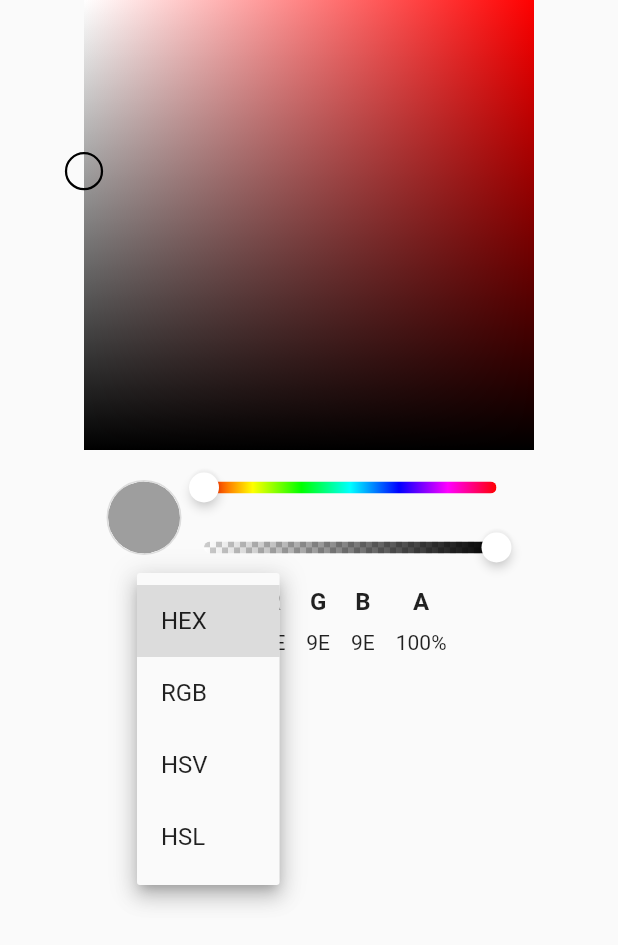
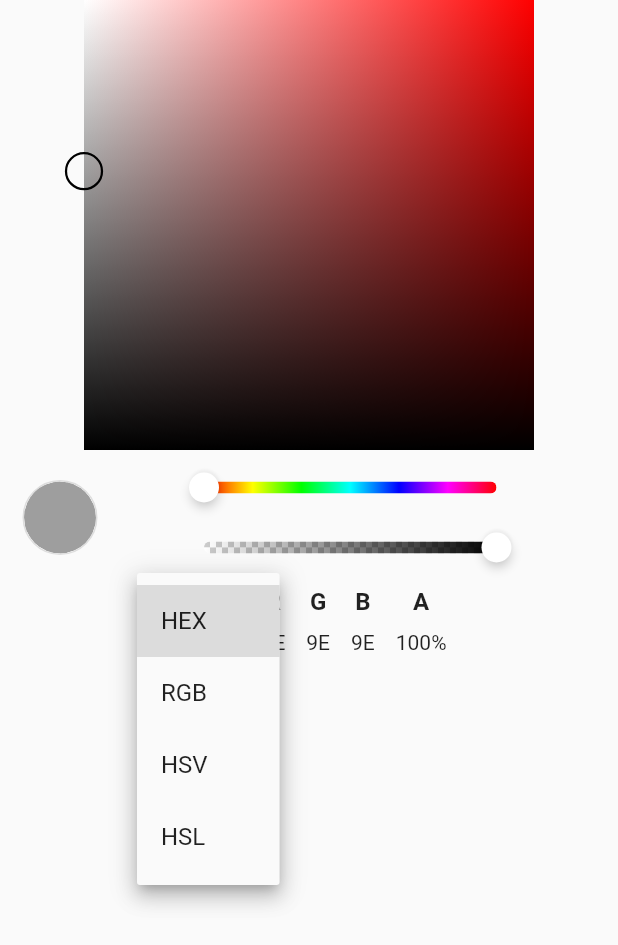
Before and after one commit to mchome/flutter_colorpicker, a Flutter app: the ColorPicker widget shown alone on an empty page, opened directly with empty values, after a tap on "HEX", on a phone screen of 412 x 824 dp. Shown: the top 945 px of the screen. Run offline on Flutter 3.47's test engine with Material 2 defaults, Android fonts, the phone set to English and light mode, and no system bars.

Commit message:
[#10] fix overflow slider

```diff
--- a/example/lib/main.dart
+++ b/example/lib/main.dart
@@ -47,12 +47,13 @@ class _MyAppState extends State<MyApp> {
                         contentPadding: const EdgeInsets.all(0.0),
                         content: SingleChildScrollView(
                           child: ColorPicker(
-                            currentColor,
-                            changeColor,
+                            pickerColor: currentColor,
+                            onColorChanged: changeColor,
                             colorPickerWidth: 300.0,
                             pickerAreaHeightPercent: 0.7,
                             enableAlpha: true,
                             displayThumbColor: true,
+                            enableLabel: true,
                             paletteType: PaletteType.hsv,
                           ),
                         ),
--- a/lib/flutter_colorpicker.dart
+++ b/lib/flutter_colorpicker.dart
@@ -9,9 +9,9 @@ import 'package:flutter_colorpicker/hsv_picker.dart';
 export 'package:flutter_colorpicker/hsv_picker.dart';
 
 class ColorPicker extends StatefulWidget {
-  const ColorPicker(
-    this.color,
-    this.onColorChanged, {
+  const ColorPicker({
+    @required this.pickerColor,
+    @required this.onColorChanged,
     this.paletteType: PaletteType.hsv,
     this.enableAlpha: true,
     this.enableLabel: true,
@@ -20,7 +20,7 @@ class ColorPicker extends StatefulWidget {
     this.pickerAreaHeightPercent: 1.0,
   });
 
-  final Color color;
+  final Color pickerColor;
   final ValueChanged<Color> onColorChanged;
   final PaletteType paletteType;
   final bool enableAlpha;
@@ -39,13 +39,13 @@ class _ColorPickerState extends State<ColorPicker> {
   @override
   void initState() {
     super.initState();
-    currentHsvColor = HSVColor.fromColor(widget.color);
+    currentHsvColor = HSVColor.fromColor(widget.pickerColor);
   }
 
   @override
   void didUpdateWidget(ColorPicker oldWidget) {
     super.didUpdateWidget(oldWidget);
-    currentHsvColor = HSVColor.fromColor(widget.color);
+    currentHsvColor = HSVColor.fromColor(widget.pickerColor);
   }
 
   @override
@@ -67,11 +67,12 @@ class _ColorPickerState extends State<ColorPicker> {
               mainAxisAlignment: MainAxisAlignment.center,
               children: <Widget>[
                 ColorIndicator(currentHsvColor),
-                Column(
+                Expanded(
+                  child: Column(
                     children: <Widget>[
                       SizedBox(
                         height: 40.0,
-                      width: 225.0,
+                        width: widget.colorPickerWidth - 75.0,
                         child: ColorPickerSlider(
                           TrackType.hue,
                           currentHsvColor,
@@ -85,14 +86,14 @@ class _ColorPickerState extends State<ColorPicker> {
                       widget.enableAlpha
                           ? SizedBox(
                               height: 40.0,
-                            width: 225.0,
+                              width: widget.colorPickerWidth - 75.0,
                               child: ColorPickerSlider(
                                 TrackType.alpha,
                                 currentHsvColor,
                                 (HSVColor color) {
                                   setState(() => currentHsvColor = color);
-                                widget
-                                    .onColorChanged(currentHsvColor.toColor());
+                                  widget.onColorChanged(
+                                      currentHsvColor.toColor());
                                 },
                                 displayThumbColor: widget.displayThumbColor,
                               ),
@@ -100,10 +101,11 @@ class _ColorPickerState extends State<ColorPicker> {
                           : SizedBox(),
                     ],
                   ),
+                ),
               ],
             ),
           ),
-          widget.enableAlpha ? ColorPickerLabel(currentHsvColor) : SizedBox(),
+          widget.enableLabel ? ColorPickerLabel(currentHsvColor) : SizedBox(),
           SizedBox(height: 20.0),
         ],
       );
@@ -163,7 +165,7 @@ class _ColorPickerState extends State<ColorPicker> {
                 ],
               ),
               SizedBox(height: 20.0),
-              widget.enableAlpha
+              widget.enableLabel
                   ? ColorPickerLabel(currentHsvColor)
                   : SizedBox(),
             ],
```
Lines whose indentation alone changed are shown as unchanged.
